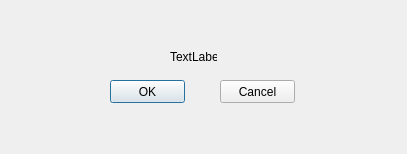
Old version of the form Listenner/logindialog.ui in the repository Ernyoke/Allamvizsga.
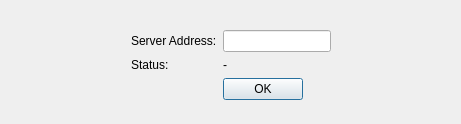
New version of the form.

Commit message:
Login made better
Logout added to Listener and Speaker

What changed in the file:
```diff
--- a/Listenner/logindialog.ui
+++ b/Listenner/logindialog.ui
@@ -6,52 +6,124 @@
    <rect>
     <x>0</x>
     <y>0</y>
-    <width>407</width>
-    <height>154</height>
+    <width>461</width>
+    <height>124</height>
    </rect>
   </property>
   <property name="windowTitle">
    <string>Dialog</string>
   </property>
-  <widget class="QLabel" name="status">
-   <property name="geometry">
-    <rect>
-     <x>170</x>
-     <y>50</y>
-     <width>47</width>
-     <height>13</height>
-    </rect>
-   </property>
-   <property name="text">
-    <string>TextLabel</string>
-   </property>
-  </widget>
-  <widget class="QPushButton" name="okBtn">
-   <property name="geometry">
-    <rect>
-     <x>110</x>
-     <y>80</y>
-     <width>75</width>
-     <height>23</height>
-    </rect>
-   </property>
-   <property name="text">
-    <string>OK</string>
-   </property>
-  </widget>
-  <widget class="QPushButton" name="cancelBtn">
-   <property name="geometry">
-    <rect>
-     <x>220</x>
-     <y>80</y>
-     <width>75</width>
-     <height>23</height>
-    </rect>
-   </property>
-   <property name="text">
-    <string>Cancel</string>
-   </property>
-  </widget>
+  <layout class="QGridLayout" name="gridLayout">
+   <item row="1" column="3" colspan="2">
+    <widget class="QLineEdit" name="address"/>
+   </item>
+   <item row="2" column="3" colspan="2">
+    <widget class="QLabel" name="status">
+     <property name="text">
+      <string>-</string>
+     </property>
+    </widget>
+   </item>
+   <item row="2" column="1" colspan="2">
+    <widget class="QLabel" name="label_2">
+     <property name="text">
+      <string>Status:</string>
+     </property>
+    </widget>
+   </item>
+   <item row="1" column="1" colspan="2">
+    <widget class="QLabel" name="label">
+     <property name="text">
+      <string>Server Address:</string>
+     </property>
+    </widget>
+   </item>
+   <item row="3" column="3">
+    <widget class="QPushButton" name="loginBtn">
+     <property name="text">
+      <string>OK</string>
+     </property>
+    </widget>
+   </item>
+   <item row="3" column="4" colspan="2">
+    <spacer name="horizontalSpacer_3">
+     <property name="orientation">
+      <enum>Qt::Horizontal</enum>
+     </property>
+     <property name="sizeHint" stdset="0">
+      <size>
+       <width>40</width>
+       <height>20</height>
+      </size>
+     </property>
+    </spacer>
+   </item>
+   <item row="0" column="0" rowspan="3">
+    <spacer name="horizontalSpacer_2">
+     <property name="orientation">
+      <enum>Qt::Horizontal</enum>
+     </property>
+     <property name="sizeHint" stdset="0">
+      <size>
+       <width>40</width>
+       <height>20</height>
+      </size>
+     </property>
+    </spacer>
+   </item>
+   <item row="0" column="5" rowspan="3">
+    <spacer name="horizontalSpacer">
+     <property name="orientation">
+      <enum>Qt::Horizontal</enum>
+     </property>
+     <property name="sizeHint" stdset="0">
+      <size>
+       <width>40</width>
+       <height>20</height>
+      </size>
+     </property>
+    </spacer>
+   </item>
+   <item row="0" column="1" colspan="4">
+    <spacer name="verticalSpacer_2">
+     <property name="orientation">
+      <enum>Qt::Vertical</enum>
+     </property>
+     <property name="sizeHint" stdset="0">
+      <size>
+       <width>20</width>
+       <height>40</height>
+      </size>
+     </property>
+    </spacer>
+   </item>
+   <item row="4" column="0" colspan="6">
+    <spacer name="verticalSpacer">
+     <property name="orientation">
+      <enum>Qt::Vertical</enum>
+     </property>
+     <property name="sizeHint" stdset="0">
+      <size>
+       <width>20</width>
+       <height>40</height>
+      </size>
+     </property>
+    </spacer>
+   </item>
+   <item row="3" column="0" colspan="3">
+    <spacer name="horizontalSpacer_4">
+     <property name="orientation">
+      <enum>Qt::Horizontal</enum>
+     </property>
+     <property name="sizeHint" stdset="0">
+      <size>
+       <width>40</width>
+       <height>20</height>
+      </size>
+     </property>
+    </spacer>
+   </item>
+  </layout>
  </widget>
  <resources/>
  <connections/>
```
The commit also changes 34 other files.
